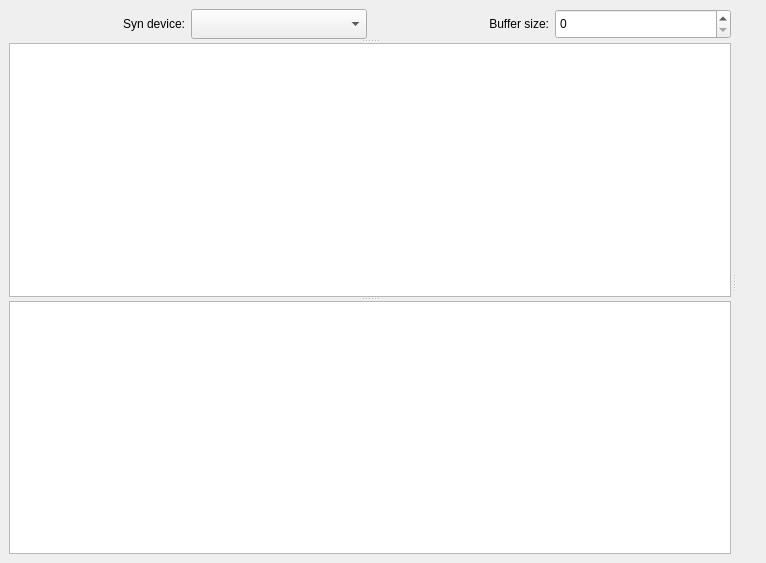
This is midicfg/rc/midicfg.ui in Stephen-Hazel/PianoCheetah as Qt 5 draws it before an edit. The edited form follows.
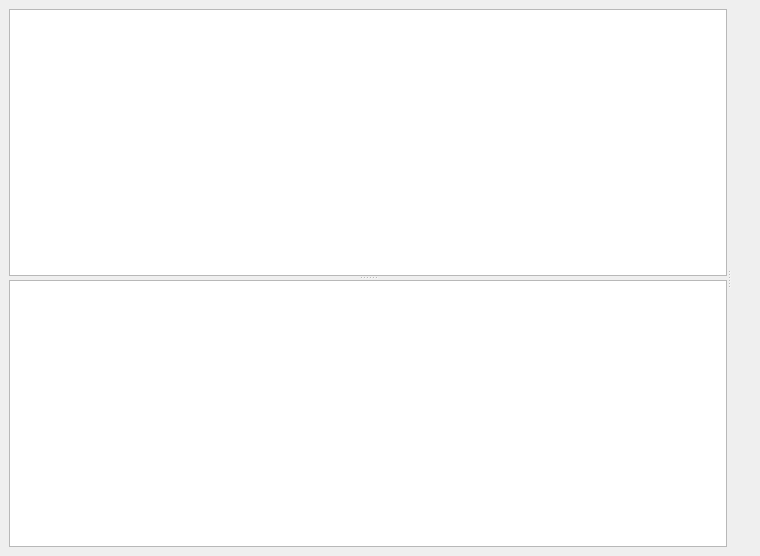
This is the edited form.

```diff
--- a/midicfg/rc/midicfg.ui
+++ b/midicfg/rc/midicfg.ui
@@ -6,8 +6,8 @@
    <rect>
     <x>0</x>
     <y>0</y>
-    <width>766</width>
-    <height>563</height>
+    <width>760</width>
+    <height>556</height>
    </rect>
   </property>
   <property name="sizePolicy">
@@ -29,9 +29,9 @@
    <property name="layoutDirection">
     <enum>Qt::LayoutDirection::LeftToRight</enum>
    </property>
-   <layout class="QHBoxLayout" name="horizontalLayout">
+   <layout class="QVBoxLayout" name="verticalLayout">
     <item>
-     <widget class="QSplitter" name="splH">
+     <widget class="QSplitter" name="splitter">
       <property name="sizePolicy">
        <sizepolicy hsizetype="Expanding" vsizetype="Expanding">
         <horstretch>0</horstretch>
@@ -41,78 +41,16 @@
       <property name="orientation">
        <enum>Qt::Orientation::Horizontal</enum>
       </property>
-      <property name="opaqueResize">
-       <bool>false</bool>
-      </property>
-      <property name="handleWidth">
-       <number>6</number>
-      </property>
-      <property name="childrenCollapsible">
-       <bool>true</bool>
-      </property>
       <widget class="QSplitter" name="splV">
+       <property name="sizePolicy">
+        <sizepolicy hsizetype="Expanding" vsizetype="Expanding">
+         <horstretch>0</horstretch>
+         <verstretch>0</verstretch>
+        </sizepolicy>
+       </property>
        <property name="orientation">
         <enum>Qt::Orientation::Vertical</enum>
        </property>
-       <widget class="QWidget" name="layoutWidget">
-        <layout class="QHBoxLayout" name="hLo">
-         <item>
-          <widget class="QLabel" name="lbl">
-           <property name="sizePolicy">
-            <sizepolicy hsizetype="Preferred" vsizetype="Preferred">
-             <horstretch>0</horstretch>
-             <verstretch>0</verstretch>
-            </sizepolicy>
-           </property>
-           <property name="text">
-            <string>Syn device:</string>
-           </property>
-           <property name="alignment">
-            <set>Qt::AlignmentFlag::AlignRight|Qt::AlignmentFlag::AlignTrailing|Qt::AlignmentFlag::AlignVCenter</set>
-           </property>
-          </widget>
-         </item>
-         <item>
-          <widget class="QComboBox" name="lstSyn">
-           <property name="sizePolicy">
-            <sizepolicy hsizetype="Preferred" vsizetype="Minimum">
-             <horstretch>0</horstretch>
-             <verstretch>0</verstretch>
-            </sizepolicy>
-           </property>
-           <property name="maximumSize">
-            <size>
-             <width>16777215</width>
-             <height>16777215</height>
-            </size>
-           </property>
-          </widget>
-         </item>
-         <item>
-          <widget class="QLabel" name="lbl2">
-           <property name="text">
-            <string>Buffer size:</string>
-           </property>
-           <property name="alignment">
-            <set>Qt::AlignmentFlag::AlignRight|Qt::AlignmentFlag::AlignTrailing|Qt::AlignmentFlag::AlignVCenter</set>
-           </property>
-          </widget>
-         </item>
-         <item>
-          <widget class="QSpinBox" name="spbBuf">
-           <property name="sizePolicy">
-            <sizepolicy hsizetype="Preferred" vsizetype="Minimum">
-             <horstretch>0</horstretch>
-             <verstretch>0</verstretch>
-            </sizepolicy>
-           </property>
-           <property name="toolTip">
-            <string>sound card buffer size (lower to improve latency, higher to stop clicking/distortion)</string>
-           </property>
-          </widget>
-         </item>
-        </layout>
-       </widget>
        <widget class="QTableWidget" name="tblI">
         <property name="alternatingRowColors">
          <bool>true</bool>
@@ -134,6 +72,12 @@
        </widget>
       </widget>
       <widget class="QLabel" name="lblEv">
+       <property name="sizePolicy">
+        <sizepolicy hsizetype="Expanding" vsizetype="Expanding">
+         <horstretch>0</horstretch>
+         <verstretch>0</verstretch>
+        </sizepolicy>
+       </property>
        <property name="text">
         <string/>
        </property>
```
Left out of the diff: 2 changed lines with no effect on the pictures.
